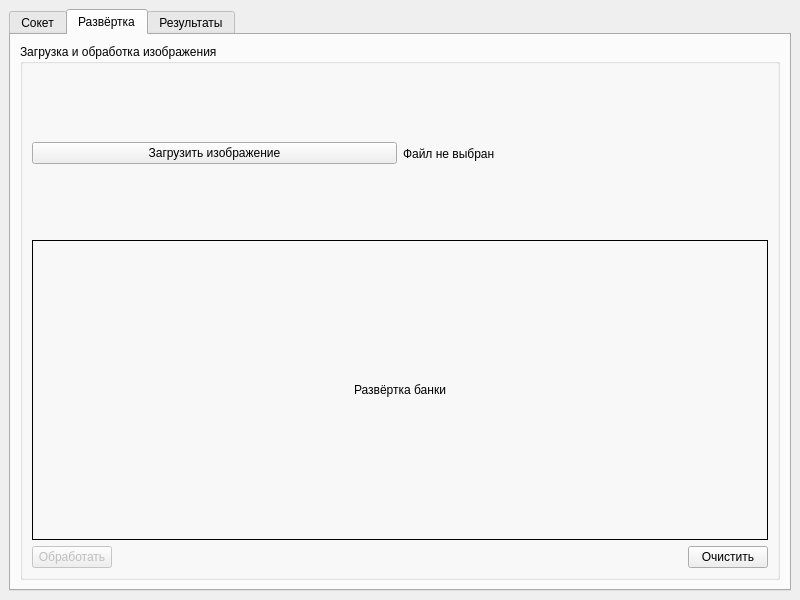
Above: MainWindow.ui from FDzerzhinsky/Qt_AngleRegressor before the change. Below: the same form after it.
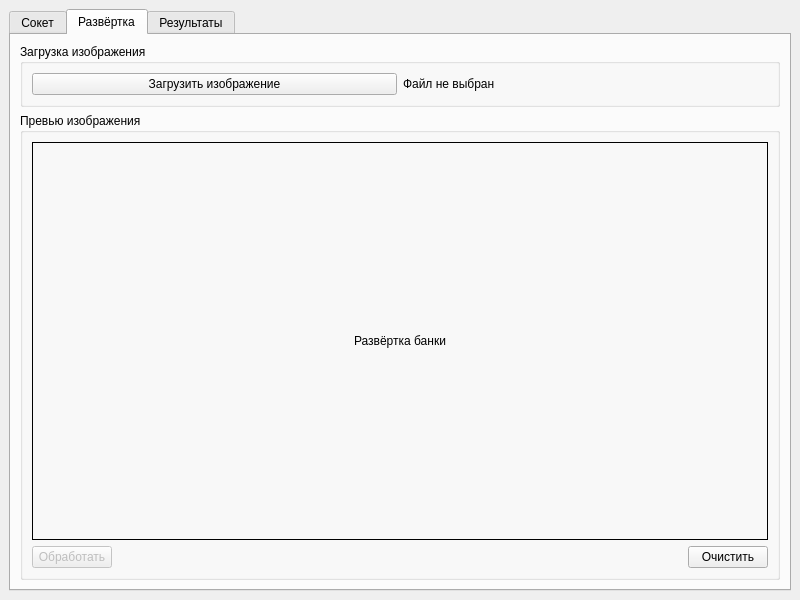
That is the form after the change. The open tabs and pages were chosen to show the change.

Commit message: Довёл до ума форму кадрирования

The edit to the form file:
```diff
--- a/MainWindow.ui
+++ b/MainWindow.ui
@@ -145,11 +145,21 @@
         <item>
          <widget class="QGroupBox" name="imageGroupBox">
           <property name="title">
-           <string>Загрузка и обработка изображения</string>
-          </property>
-          <layout class="QVBoxLayout" name="imageGroupLayout">
-           <item>
-            <layout class="QHBoxLayout" name="imageControlsLayout">
+											<string>Загрузка изображения</string>
+										</property>
+										<property name="sizePolicy">
+											<sizepolicy hsizetype="Preferred" vsizetype="Fixed">
+												<horstretch>0</horstretch>
+												<verstretch>0</verstretch>
+											</sizepolicy>
+										</property>
+										<property name="maximumSize">
+											<size>
+												<width>16777215</width>
+												<height>80</height>
+											</size>
+										</property>
+										<layout class="QHBoxLayout" name="loadLayout">
              <item>
               <widget class="QPushButton" name="loadImageButton">
                <property name="text">
@@ -165,9 +175,30 @@
               </widget>
              </item>
             </layout>
-           </item>
+									</widget>
+								</item>
+
+								<!-- Группа превью изображения - РАСТЯГИВАЕТСЯ НА ВСЁ ОСТАВШЕЕСЯ ПРОСТРАНСТВО -->
+								<item>
+									<widget class="QGroupBox" name="previewGroupBox">
+										<property name="title">
+											<string>Превью изображения</string>
+										</property>
+										<property name="sizePolicy">
+											<sizepolicy hsizetype="Preferred" vsizetype="Expanding">
+												<horstretch>0</horstretch>
+												<verstretch>1</verstretch>
+											</sizepolicy>
+										</property>
+										<layout class="QVBoxLayout" name="previewLayout">
            <item>
             <widget class="QLabel" name="imagePreviewLabel">
+													<property name="sizePolicy">
+														<sizepolicy hsizetype="Expanding" vsizetype="Expanding">
+															<horstretch>0</horstretch>
+															<verstretch>1</verstretch>
+														</sizepolicy>
+													</property>
              <property name="minimumSize">
               <size>
                <width>400</width>
```
Left out of the diff: 25 changed lines with no effect on the pictures. Lines whose indentation alone changed are shown as unchanged. The commit also changes 4 other files.
